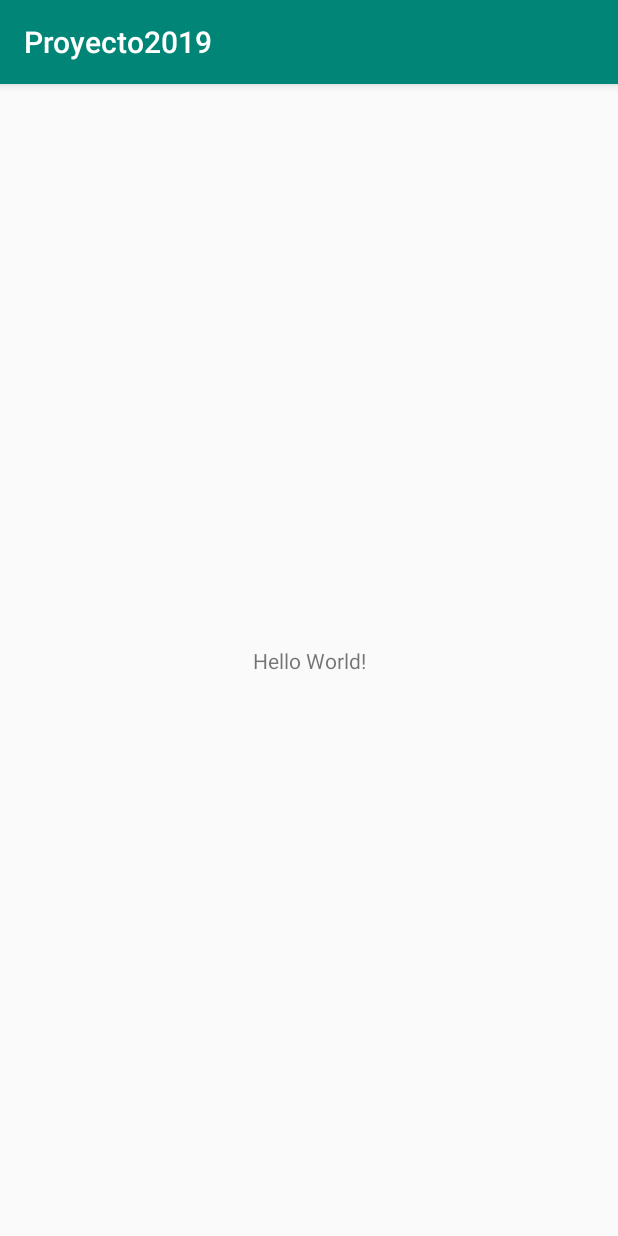
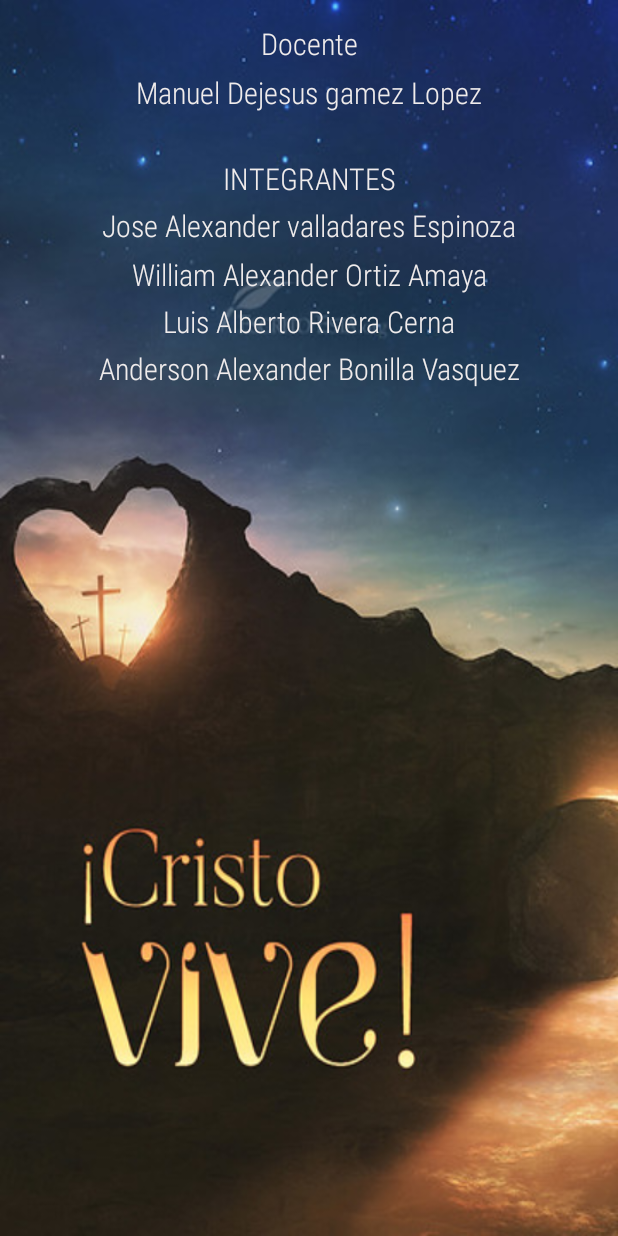
Before and after one commit to valladaresEspinoza/Proyecto2019, an Android app: the first screen one second after launch (MainActivity before the commit, SplashActivity after it), on a phone screen of 412 x 824 dp. Run offline under Robolectric (Android 15) with nearby library versions, the phone set to English and light mode, and no system bars.

Commit message:
agregue el Splash Screen

```diff
--- a/app/src/main/AndroidManifest.xml
+++ b/app/src/main/AndroidManifest.xml
@@ -8,13 +8,23 @@
         android:label="@string/app_name"
         android:roundIcon="@mipmap/ic_launcher_round"
         android:supportsRtl="true"
-        android:theme="@style/AppTheme">
-        <activity android:name=".MainActivity">
+        android:theme="@style/AppTheme.NoActionBar">
+
+        <activity android:name=".SplashActivity">
+
             <intent-filter>
                 <action android:name="android.intent.action.MAIN" />
 
                 <category android:name="android.intent.category.LAUNCHER" />
             </intent-filter>
+
+        </activity>
+
+        <activity android:name=".MainActivity"
+            android:label="@string/app_name"
+            android:theme="@style/AppTheme">
+
+
         </activity>
     </application>
 
--- /dev/null
+++ b/app/src/main/java/com/example/proyecto2019/SplashActivity.java
@@ -0,0 +1,32 @@
+package com.example.proyecto2019;
+
+import androidx.appcompat.app.AppCompatActivity;
+
+import android.content.Intent;
+import android.content.pm.ActivityInfo;
+import android.os.Bundle;
+import android.os.Handler;
+import android.view.WindowManager;
+
+public class SplashActivity extends AppCompatActivity {
+    private  final int DURACION_SPLASH = 4500;
+
+    @Override
+    protected void onCreate(Bundle savedInstanceState) {
+        super.onCreate(savedInstanceState);
+
+        setRequestedOrientation(ActivityInfo.SCREEN_ORIENTATION_PORTRAIT);
+        this.getWindow() .setFlags(WindowManager.LayoutParams.FLAG_FULLSCREEN, WindowManager.LayoutParams.FLAG_FULLSCREEN);
+        setContentView(R.layout.activity_splash);
+
+        new Handler() .postDelayed(new Runnable() {
+            @Override
+            public void run() {
+                Intent intent = new Intent( SplashActivity.this,MainActivity.class);
+                startActivity(intent);
+                finish();
+
+            };
+        },DURACION_SPLASH);
+    }
+}
--- /dev/null
+++ b/app/src/main/res/layout/activity_splash.xml
@@ -0,0 +1,88 @@
+<?xml version="1.0" encoding="utf-8"?>
+<LinearLayout xmlns:android="http://schemas.android.com/apk/res/android"
+    xmlns:app="http://schemas.android.com/apk/res-auto"
+    xmlns:tools="http://schemas.android.com/tools"
+    android:layout_width="match_parent"
+    android:layout_height="match_parent"
+    android:orientation="vertical"
+    tools:context=".SplashActivity"
+    android:background="@drawable/cristo"
+    >
+
+    <TextView
+        android:layout_width="match_parent"
+        android:layout_height="wrap_content"
+        android:layout_marginTop="15dp"
+        android:textColor="#F0ECEC"
+        android:text="Docente"
+        android:fontFamily="sans-serif-condensed-light"
+        android:textAlignment="center"
+        android:textSize="20dp"
+        />
+
+    <TextView
+    android:layout_width="match_parent"
+    android:layout_height="wrap_content"
+    android:layout_marginTop="5dp"
+    android:textColor="#F0ECEC"
+    android:text="Manuel Dejesus gamez Lopez"
+    android:fontFamily="sans-serif-condensed-light"
+    android:textAlignment="center"
+    android:textSize="20dp"
+    />
+
+    <TextView
+        android:layout_width="match_parent"
+        android:layout_height="wrap_content"
+        android:layout_marginTop="30dp"
+        android:textColor="#F0ECEC"
+        android:text="INTEGRANTES"
+        android:fontFamily="sans-serif-condensed-light"
+        android:textAlignment="center"
+        android:textSize="20dp"
+        />
+
+    <TextView
+        android:layout_width="match_parent"
+        android:layout_height="wrap_content"
+        android:layout_marginTop="4dp"
+        android:textColor="#F0ECEC"
+        android:text="Jose Alexander valladares Espinoza"
+        android:fontFamily="sans-serif-condensed-light"
+        android:textAlignment="center"
+        android:textSize="20dp"
+        />
+
+    <TextView
+        android:layout_width="match_parent"
+        android:layout_height="wrap_content"
+        android:layout_marginTop="5dp"
+        android:textColor="#F0ECEC"
+        android:text="William Alexander Ortiz Amaya"
+        android:fontFamily="sans-serif-condensed-light"
+        android:textAlignment="center"
+        android:textSize="20dp"
+        />
+
+    <TextView
+        android:layout_width="match_parent"
+        android:layout_height="wrap_content"
+        android:layout_marginTop="4dp"
+        android:textColor="#F0ECEC"
+        android:text="Luis Alberto Rivera Cerna"
+        android:fontFamily="sans-serif-condensed-light"
+        android:textAlignment="center"
+        android:textSize="20dp"
+        />
+
+    <TextView
+        android:layout_width="match_parent"
+        android:layout_height="wrap_content"
+        android:layout_marginTop="4dp"
+        android:textColor="#F0ECEC"
+        android:text="Anderson Alexander Bonilla Vasquez"
+        android:fontFamily="sans-serif-condensed-light"
+        android:textAlignment="center"
+        android:textSize="20dp"
+        />
+</LinearLayout>
--- a/app/src/main/res/values/styles.xml
+++ b/app/src/main/res/values/styles.xml
@@ -1,6 +1,7 @@
 <resources>
 
     <!-- Base application theme. -->
+    <style name="AppTheme.NoActionBar" parent="Theme.AppCompat.Light.NoActionBar"/>
     <style name="AppTheme" parent="Theme.AppCompat.Light.DarkActionBar">
         <!-- Customize your theme here. -->
         <item name="colorPrimary">@color/colorPrimary</item>
```
Also changed, not shown: app/src/main/res/drawable/cristo.jpg (added), app/src/main/res/drawable/sii.jpg (added).
